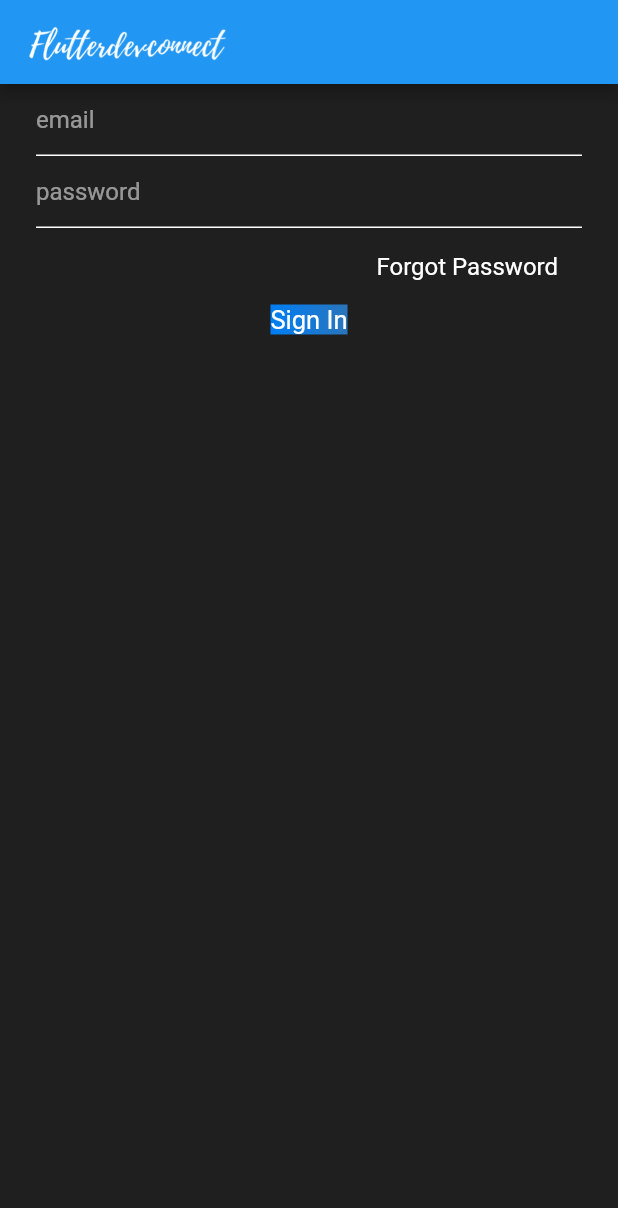
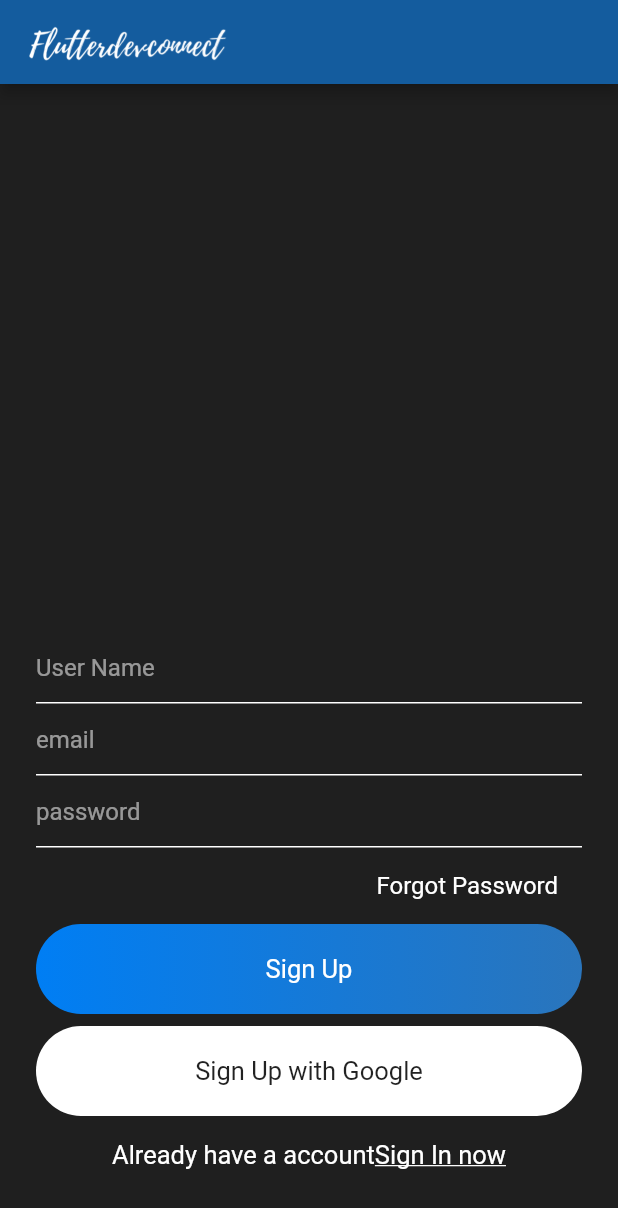
Before and after one commit to wasanaparackrama/Flutter_App, a Flutter app: the screen it shows after launch, on a phone screen of 412 x 824 dp. Shown: the top 1208 px of the screen. Run offline on Flutter 3.47's test engine with Material 2 defaults, Android fonts, the phone set to English and light mode, and no system bars; our stand-ins replace firebase_auth; accounts and stored records are empty.

Commit message:
Sign up and connect firebase auth

```diff
--- a/lib/main.dart
+++ b/lib/main.dart
@@ -1,4 +1,5 @@
 import 'package:chat_app/views/signin.dart';
+import 'package:chat_app/views/signup.dart';
 import 'package:flutter/material.dart';
 
 void main() {
@@ -22,18 +23,18 @@ class MyApp extends StatelessWidget {
         // or simply save your changes to "hot reload" in a Flutter IDE).
         // Notice that the counter didn't reset back to zero; the application
         // is not restarted.
-       // primaryColor: Color(0xff145C9E),
+        primaryColor: Color(0xff145C9E),
         scaffoldBackgroundColor: Color(0xff1F1F1F),
        // accentColor: Color(0xff007EF4),
         //fontFamily: "OverpassRegular",
         //visualDensity: VisualDensity.adaptivePlatformDensity,
-        primarySwatch: Colors.blue,
+        //primarySwatch: Colors.blue,
         // This makes the visual density adapt to the platform that you run
         // the app on. For desktop platforms, the controls will be smaller and
         // closer together (more dense) than on mobile platforms.
         visualDensity: VisualDensity.adaptivePlatformDensity,
       ),
-      home: SignIn(),
+      home: SignUp(),
     );
   }
 }
--- /dev/null
+++ b/lib/modal/user.dart
@@ -0,0 +1,4 @@
+class User {
+  String userId;
+  User(this.userId);
+}
--- /dev/null
+++ b/lib/services/auth.dart
@@ -0,0 +1,20 @@
+import 'package:chat_app/modal/user.dart';
+import 'package:chat_app/modal/user.dart';
+import 'package:firebase_auth/firebase_auth.dart';
+
+
+class AuthMethods {
+  final FirebaseAuth _auth = FirebaseAuth.instance;
+
+  User _userFromFirebaseUser(FirebaseUser user) {
+    return user != null ? User(userId: user.userId) : null;
+  }
+
+  Future signInWithEmailAndPassword(String email, String password) async {
+    try {
+      AuthResult result = await _auth.signInWithEmailAndPassword(
+          email: email, password: password);
+      FirebaseUser firebaseUser = result.user;
+    } catch (e) {}
+  }
+}
--- a/lib/views/signup.dart
+++ b/lib/views/signup.dart
@@ -0,0 +1,102 @@
+import 'package:chat_app/widgets/widgets.dart';
+import 'package:flutter/material.dart';
+
+class SignUp extends StatefulWidget {
+  @override
+  _SignUpState createState() => _SignUpState();
+}
+
+class _SignUpState extends State<SignUp> {
+  TextEditingController userNameTextEditingController =new TextEditingController();
+   TextEditingController emailTextEditingController =new TextEditingController();
+    TextEditingController passwordTextEditingController =new TextEditingController();
+  @override
+  Widget build(BuildContext context) {
+    return Scaffold(
+     appBar:appBarMain(context),
+     body: SingleChildScrollView(
+              child: Container(
+                height: MediaQuery.of(context).size.height - 50,
+                alignment: Alignment.bottomCenter,
+                child: Container(
+            padding: EdgeInsets.symmetric(horizontal: 24),
+            child: Column(
+              mainAxisSize: MainAxisSize.min,
+              children: [
+                TextField(
+                  controller: userNameTextEditingController,
+                  style: simpleTextFieldStyle(),
+                  decoration: textFieldInputDecoration("User Name")
+
+                ),
+                TextField(
+                  controller: emailTextEditingController,
+                  style: simpleTextFieldStyle(),
+                  decoration: textFieldInputDecoration("email")
+
+                ),
+                TextField(
+                  controller: passwordTextEditingController,
+                  style: simpleTextFieldStyle(),
+                  decoration: textFieldInputDecoration("password")
+                ),
+                SizedBox(height: 8,),
+                Container(
+                  alignment: Alignment.centerRight ,
+                  child:Container(
+                  padding: EdgeInsets.symmetric(horizontal: 16,vertical: 8),
+                  child: Text("Forgot Password",style: simpleTextFieldStyle(),),
+                ) ,
+                ),
+                SizedBox(height: 8,),
+                Container(
+                  alignment: Alignment.center,
+                  width: MediaQuery.of(context).size.width,
+                  padding: EdgeInsets.symmetric(vertical: 20),
+                  decoration: BoxDecoration(
+                    gradient: LinearGradient(
+                      colors: [
+                        const Color(0xff007EF4),
+                        const Color(0xff2A75BC)
+                      ]
+                    ),
+                    borderRadius: BorderRadius.circular(30)
+                  ),
+                  child:Text("Sign Up",style: mediumTextFieldStyle(),),
+                ),
+                 SizedBox(height: 8,),
+                Container(
+                  alignment: Alignment.center,
+                  width: MediaQuery.of(context).size.width,
+                  padding: EdgeInsets.symmetric(vertical: 20),
+                  decoration: BoxDecoration(
+
+                    color: Colors.white,
+                    borderRadius: BorderRadius.circular(30)
+                  ),
+                  child:Text("Sign Up with Google",style: TextStyle(
+                    color: Colors.black87,
+                    fontSize: 17
+                  ),),
+                ),
+                 SizedBox(height: 16,),
+                 Row(
+                   mainAxisAlignment: MainAxisAlignment.center,
+                   children: [
+                     Text("Already have a account",style: mediumTextFieldStyle(),),
+                     Text("Sign In now",style:TextStyle(
+                    color: Colors.white,
+                    fontSize: 17,
+                    decoration: TextDecoration.underline
+                    ),)
+                   ],
+                 ),
+                 SizedBox(height: 50,),
+              ],
+              ),
+          ),
+        ),
+      ),
+    );
+  }
+}
--- a/lib/widgets/widgets.dart
+++ b/lib/widgets/widgets.dart
@@ -27,3 +27,12 @@ TextStyle simpleTextFieldStyle(){
                 fontSize: 16
               );
 }
+
+
+
+TextStyle mediumTextFieldStyle(){
+  return  TextStyle(
+                color: Colors.white,
+                fontSize: 17
+  );
+}
--- a/pubspec.yaml
+++ b/pubspec.yaml
@@ -28,6 +28,7 @@ dependencies:
   # The following adds the Cupertino Icons font to your application.
   # Use with the CupertinoIcons class for iOS style icons.
   cupertino_icons: ^1.0.0
+  firebase_auth: ^0.16.0
 
 dev_dependencies:
   flutter_test:
```
Also changed, not shown: google-services.json (added, +39 -0 lines), lib/views/signin.dart (+40 -4 lines), pubspec.lock, 3 other files.
